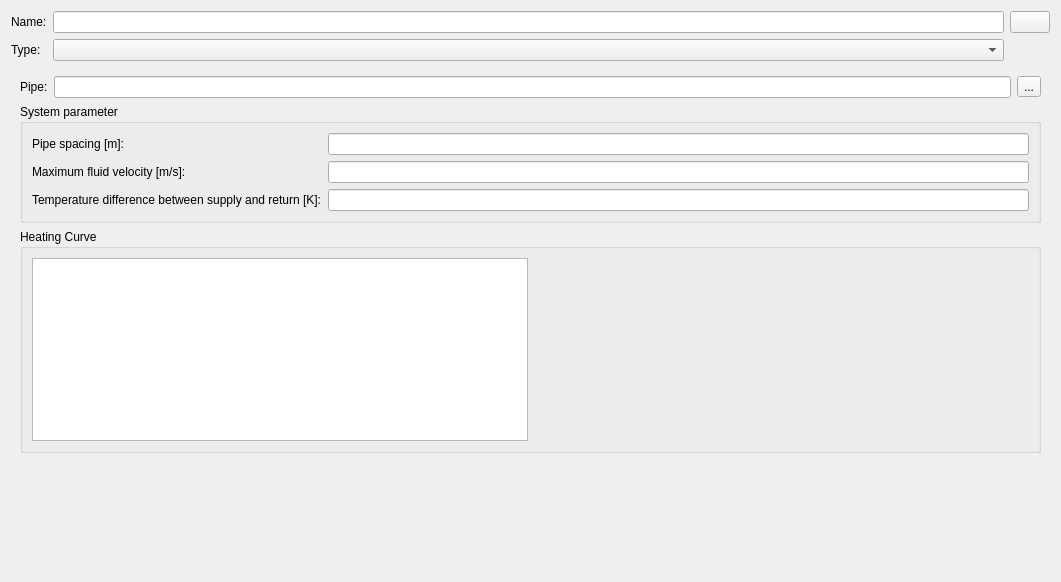
This is SIM-VICUS/src/SVDBSurfaceHeatingEditWidget.ui in ghorwin/SIM-VICUS as Qt 5 draws it before an edit. The edited form follows.
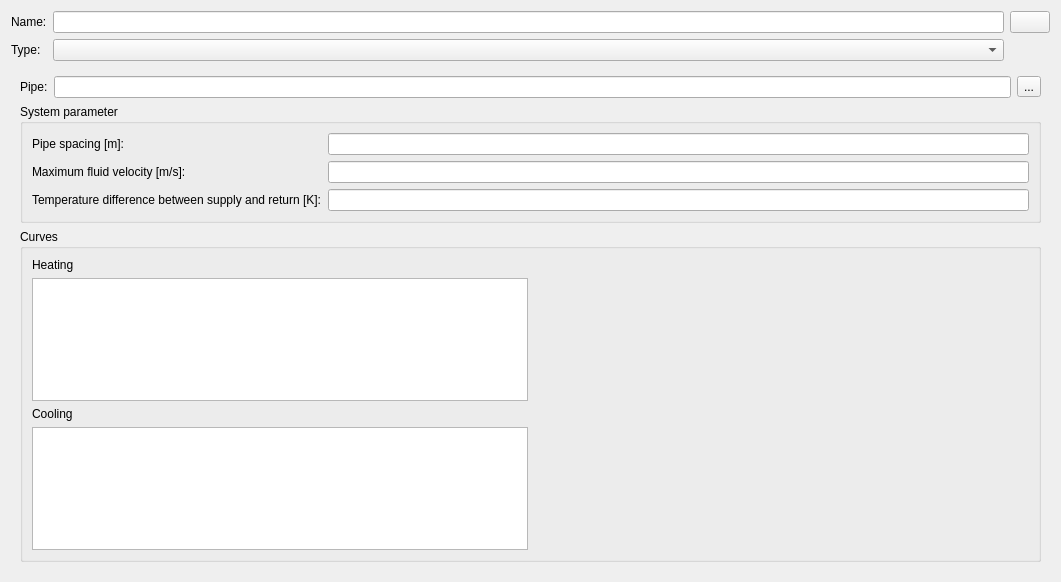
This is the edited form. The open tabs and pages were chosen to show the change. Custom widgets are drawn as their Qt base class.

Commit message: implement all plots for DBDialogs internal loads, ventilation and surface heating

Diff of the .ui file:
```diff
--- a/SIM-VICUS/src/SVDBSurfaceHeatingEditWidget.ui
+++ b/SIM-VICUS/src/SVDBSurfaceHeatingEditWidget.ui
@@ -234,11 +234,11 @@
        <item>
         <widget class="QGroupBox" name="groupBox">
          <property name="title">
-          <string>Heating Curve</string>
+          <string>Curves</string>
          </property>
-         <layout class="QHBoxLayout" name="horizontalLayout_5">
-          <item>
-           <widget class="QTableWidget" name="tableWidget">
+         <layout class="QGridLayout" name="gridLayout_2">
+          <item row="3" column="0">
+           <widget class="QTableWidget" name="tableWidgetCooling">
             <property name="minimumSize">
              <size>
               <width>400</width>
@@ -247,7 +247,17 @@
             </property>
            </widget>
           </item>
-          <item>
+          <item row="1" column="0">
+           <widget class="QTableWidget" name="tableWidgetHeating">
+            <property name="minimumSize">
+             <size>
+              <width>400</width>
+              <height>0</height>
+             </size>
+            </property>
+           </widget>
+          </item>
+          <item row="1" column="2" rowspan="3">
            <widget class="QwtPlot" name="widgetPlotHeatingCurve" native="true">
             <property name="sizePolicy">
              <sizepolicy hsizetype="Expanding" vsizetype="Expanding">
@@ -263,7 +273,25 @@
             </property>
            </widget>
           </item>
+          <item row="0" column="0">
+           <widget class="QLabel" name="label">
+            <property name="text">
+             <string>Heating</string>
+            </property>
+           </widget>
+          </item>
+          <item row="2" column="0">
+           <widget class="QLabel" name="label_2">
+            <property name="text">
+             <string>Cooling</string>
+            </property>
+           </widget>
+          </item>
          </layout>
+        </widget>
+       </item>
+      </layout>
+     </widget>
         </widget>
        </item>
        <item>
@@ -274,14 +302,10 @@
          <property name="sizeHint" stdset="0">
           <size>
            <width>20</width>
-           <height>118</height>
+       <height>40</height>
           </size>
          </property>
         </spacer>
-       </item>
-      </layout>
-     </widget>
-    </widget>
    </item>
   </layout>
  </widget>
```
Lines whose indentation alone changed are shown as unchanged. The commit also changes 21 other files.
